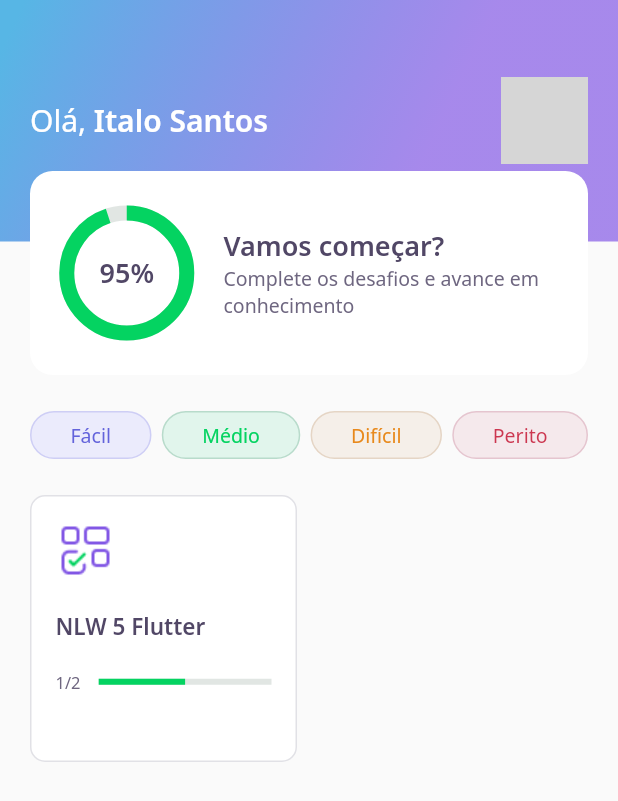
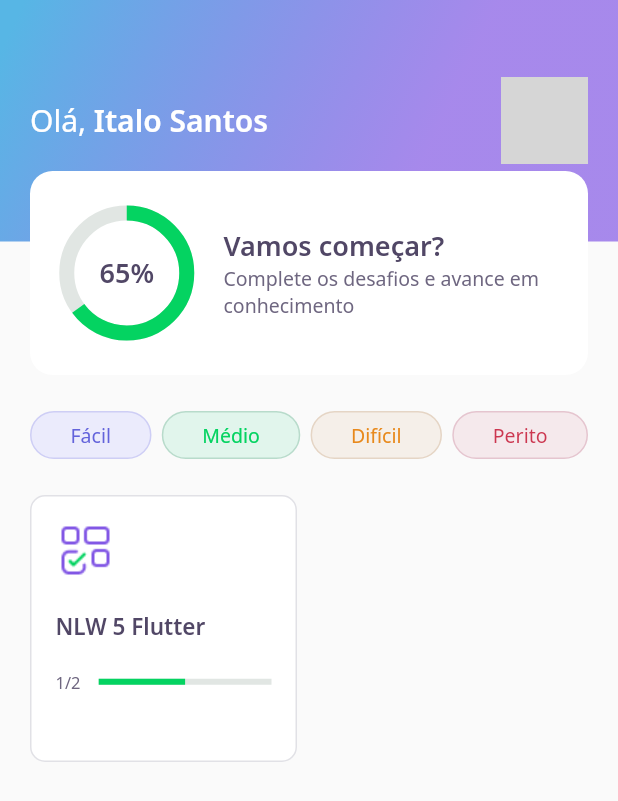
Before and after one commit to dev-italosantos/nlw-05-flutter, a Flutter app: the screen it shows after launch, on a phone screen of 412 x 824 dp. Shown: the top 801 px of the screen. Run offline on Flutter 3.47's test engine with Material 2 defaults, Android fonts, the phone set to English and light mode, and no system bars; our stand-ins replace google_fonts, share_plus; accounts and stored records are empty; network calls fail; grey boxes are pictures that could not be loaded.

```diff
--- a/lib/challenge/challenge_controller.dart
+++ b/lib/challenge/challenge_controller.dart
@@ -4,5 +4,5 @@ class ChallengeController {
   final currentPageNotifier = ValueNotifier<int>(1);
   int get currentPage => currentPageNotifier.value;
   set currentPage(int value) => currentPageNotifier.value = value;
-  int qtdAnwser = 0;
+  int qtdAnwserRight = 0;
 }
--- a/lib/challenge/challenge_page.dart
+++ b/lib/challenge/challenge_page.dart
@@ -28,7 +28,7 @@ class _ChallengePageState extends State<ChallengePage> {
     super.initState();
   }
 
-  void nextPage(bool value) {
+  void nextPage() {
     if (controller.currentPage < widget.questions.length)
       pageController.nextPage(
         duration: Duration(milliseconds: 100),
@@ -106,6 +106,7 @@ class _ChallengePageState extends State<ChallengePage> {
                           context,
                           MaterialPageRoute(
                             builder: (context) => ResultPage(
+                              result: controller.qtdAnwserRight,
                               title: widget.title,
                               lenght: widget.questions.length,
                             ),
--- a/lib/challenge/widgets/quiz/quiz_widget.dart
+++ b/lib/challenge/widgets/quiz/quiz_widget.dart
@@ -45,7 +45,7 @@ class _QuizWidgetState extends State<QuizWidget> {
                 indexSelected = i;
                 setState(() {});
                 Future.delayed(Duration(seconds: 1)).then(
-                  (value) => widget.onSelected(value),
+                  (_) => widget.onSelected(value),
                 );
               },
             ),
--- a/lib/home/widgets/appbar/app_bar_widget.dart
+++ b/lib/home/widgets/appbar/app_bar_widget.dart
@@ -48,7 +48,9 @@ class AppBarWidget extends PreferredSize {
                 ),
                 Align(
                   alignment: Alignment(0.0, 1.0),
-                  child: ScoreCardWidget(),
+                  child: ScoreCardWidget(
+                    percent: user.score / 100,
+                  ),
                 )
               ],
             ),
--- a/lib/home/widgets/chart/chart_widget.dart
+++ b/lib/home/widgets/chart/chart_widget.dart
@@ -2,13 +2,41 @@ import 'package:dev_quiz/core/app_colors.dart';
 import 'package:dev_quiz/core/app_text_styles.dart';
 import 'package:flutter/material.dart';
 
-class ChartWidget extends StatelessWidget {
+class ChartWidget extends StatefulWidget {
+  final double percent;
+
+  const ChartWidget({Key? key, required this.percent}) : super(key: key);
+
+  @override
+  _ChartWidgetState createState() => _ChartWidgetState();
+}
+
+class _ChartWidgetState extends State<ChartWidget>
+    with SingleTickerProviderStateMixin {
+  late AnimationController _controller;
+  late Animation<double> _animation;
+
+  void _initAnimation() {
+    _controller =
+        AnimationController(vsync: this, duration: Duration(seconds: 3));
+    _animation =
+        Tween<double>(begin: 0.0, end: widget.percent).animate(_controller);
+    _controller.forward();
+  }
+
+  void initState() {
+    _initAnimation();
+    super.initState();
+  }
+
   @override
   Widget build(BuildContext context) {
     return Container(
         width: 80,
         height: 80,
-      child: Stack(
+        child: AnimatedBuilder(
+          animation: _animation,
+          builder: (context, _) => Stack(
             children: [
               Center(
                 child: Container(
@@ -16,7 +44,7 @@ class ChartWidget extends StatelessWidget {
                   height: 80,
                   child: CircularProgressIndicator(
                     strokeWidth: 10,
-                value: .95,
+                    value: _animation.value,
                     backgroundColor: AppColors.chartSecondary,
                     valueColor:
                         AlwaysStoppedAnimation<Color>(AppColors.chartPrimary),
@@ -24,10 +52,11 @@ class ChartWidget extends StatelessWidget {
                 ),
               ),
               Center(
-            child: Text("95%", style: AppTextStyles.heading),
+                child: Text("${(_animation.value * 100).toInt()}%",
+                    style: AppTextStyles.heading),
               )
             ],
           ),
-    );
+        ));
   }
 }
--- a/lib/home/widgets/score_card/score_card_widget.dart
+++ b/lib/home/widgets/score_card/score_card_widget.dart
@@ -4,6 +4,9 @@ import 'package:dev_quiz/home/widgets/chart/chart_widget.dart';
 import 'package:flutter/material.dart';
 
 class ScoreCardWidget extends StatelessWidget {
+  final double percent;
+
+  const ScoreCardWidget({Key? key, required this.percent}) : super(key: key);
   @override
   Widget build(BuildContext context) {
     return Padding(
@@ -19,7 +22,12 @@ class ScoreCardWidget extends StatelessWidget {
           child: Row(
             crossAxisAlignment: CrossAxisAlignment.center,
             children: [
-              Expanded(flex: 1, child: ChartWidget()),
+              Expanded(
+                flex: 1,
+                child: ChartWidget(
+                  percent: percent,
+                ),
+              ),
               Expanded(
                 flex: 3,
                 child: Padding(
--- a/pubspec.yaml
+++ b/pubspec.yaml
@@ -10,6 +10,7 @@ dependencies:
     sdk: flutter
   cupertino_icons: ^1.0.2
   google_fonts: ^2.0.0
+  share_plus: ^2.0.3
 
 dev_dependencies:
   flutter_test:
```
Also changed, not shown: lib/result/result_page.dart (+11 -3 lines), pubspec.lock. Lines whose indentation alone changed are shown as unchanged.
